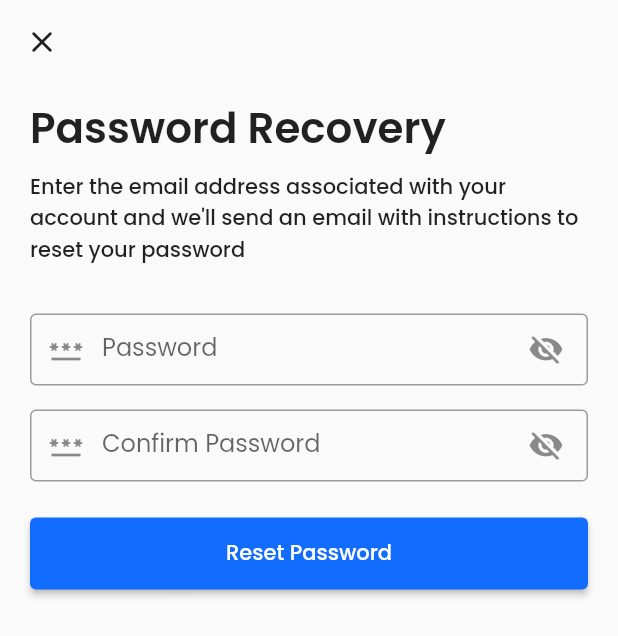
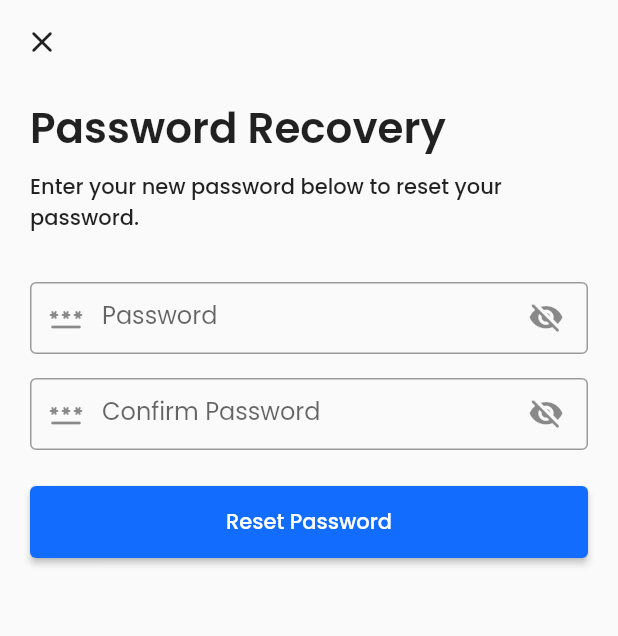
Before and after one commit to zS1L3NT/soundroid-v2, a Flutter app: the ResetPasswordScreen screen opened directly with empty values, on a phone screen of 412 x 824 dp. Shown: the top 636 px of the screen. Run offline on Flutter 3.47's test engine with Material 2 defaults, Android fonts, the phone set to English and light mode, and no system bars; our stand-ins replace auto_size_text, awesome_notifications, cached_network_image, cloud_firestore, connectivity_plus, copy_with_extension and 18 more; missing offline and left inert: audio_session, diffutil_dart, great_list_view, perfect_volume_control; accounts and stored records are empty.

Commit message:
🐛 fix unchanged text

```diff
--- a/lib/features/authentication/screens/reset_password_screen.dart
+++ b/lib/features/authentication/screens/reset_password_screen.dart
@@ -77,7 +77,7 @@ class _ResetPasswordScreenState extends State<ResetPasswordScreen> {
                 ),
                 const SizedBox(height: 8),
                 Text(
-                  "Enter the email address associated with your account and we'll send an email with instructions to reset your password",
+                  "Enter your new password below to reset your password.",
                   style: Theme.of(context).textTheme.bodyText1,
                 ),
                 const SizedBox(height: 32),
```
